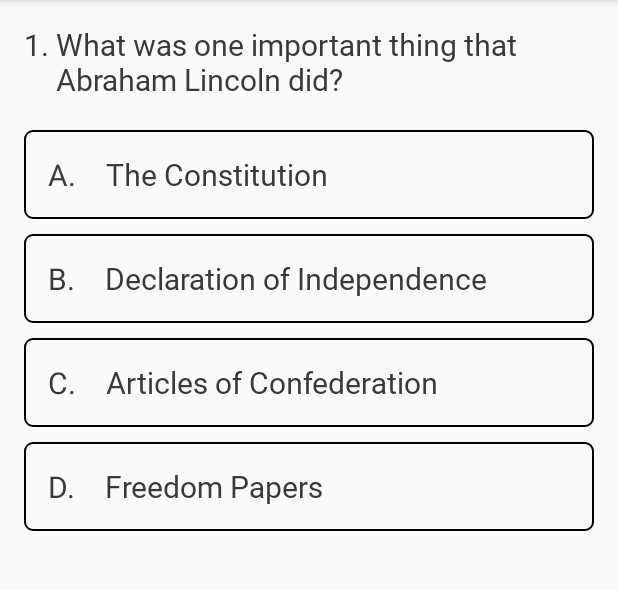
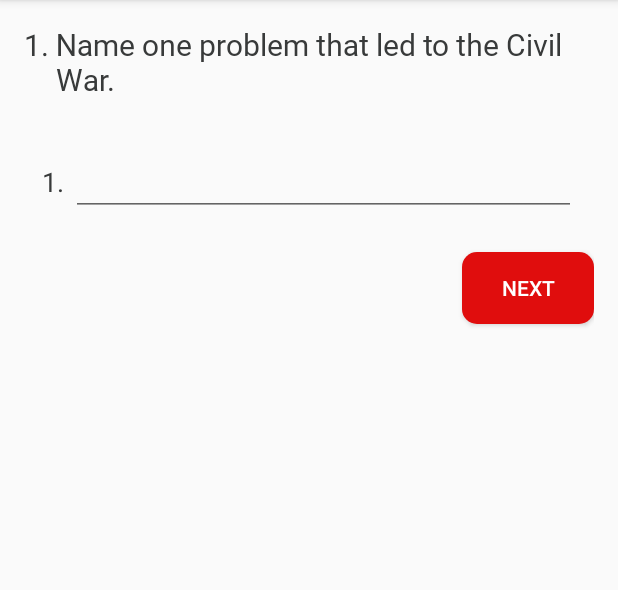
Before and after one commit to Bhavya0409/CitizenshipTest, an Android app: the screen it shows after launch (MainActivity), after a tap on "BEGIN QUIZ", on a phone screen of 412 x 824 dp, the part 84-674 px from its top. Run offline under Robolectric (Android 15) with nearby library versions, the phone set to English and light mode, and no system bars; our stand-ins replace ButterKnife; Roboto replaces fonts that are not available here.

Commit message:
Added support for different kinds of questions

```diff
--- a/app/src/main/java/com/example/bhavyashah/citizenshiptest/HomeFragment.java
+++ b/app/src/main/java/com/example/bhavyashah/citizenshiptest/HomeFragment.java
@@ -25,6 +25,7 @@ public class HomeFragment extends BaseFragment {
 
     @OnClick(R.id.begin_quiz_button)
     public void onClick() {
+        //TODO prevent duplicates
         for (int i = 0; i < NUM_QUESTIONS; i++) {
             questionnaire.add((int) (Math.random() * 100));
         }
--- a/app/src/main/java/com/example/bhavyashah/citizenshiptest/QuestionFragment.java
+++ b/app/src/main/java/com/example/bhavyashah/citizenshiptest/QuestionFragment.java
@@ -7,8 +7,11 @@ import android.view.View;
 import android.view.ViewGroup;
 import android.widget.ArrayAdapter;
 import android.widget.Button;
+import android.widget.EditText;
+import android.widget.LinearLayout;
 import android.widget.ListView;
 import android.widget.TextView;
+import android.widget.Toast;
 
 import java.util.Arrays;
 import java.util.List;
@@ -18,13 +21,26 @@ import butterknife.OnClick;
 
 public class QuestionFragment extends BaseFragment implements OnItemClickCallback {
 
-    @BindView(R.id.answer_choices)           ListView mChoices;
     @BindView(R.id.next_button)              Button   mNextButton;
     @BindView(R.id.fragment_question_number) TextView mQuestionNumber;
     @BindView(R.id.fragment_question_text)   TextView mQuestionText;
 
-    public static int count = 0;
-    List<String> masterQuestionList = Arrays.asList(Questions.questions);
+    @BindView(R.id.answer_choices_list)       ListView     mChoices;
+    @BindView(R.id.answer_choices_user_input) LinearLayout mUserInputs;
+
+    @BindView(R.id.answer_choices_user_input_1) LinearLayout mUserInput1;
+    @BindView(R.id.answer_choices_user_input_2) LinearLayout mUserInput2;
+    @BindView(R.id.answer_choices_user_input_3) LinearLayout mUserInput3;
+
+    @BindView(R.id.answer_choices_user_input_1_editext) EditText mUserInput1EditText;
+    @BindView(R.id.answer_choices_user_input_2_editext) EditText mUserInput2EditText;
+    @BindView(R.id.answer_choices_user_input_3_editext) EditText mUserInput3EditText;
+
+    public static  int count                         = 0;
+    private static int MULTIPLE_CHOICE_QUESTION_TYPE = 0;
+    private static int ONE_ANSWER_QUESTION_TYPE      = 1;
+    private static int TWO_ANSWER_QUESTION_TYPE      = 2;
+    private static int THREE_ANSWER_QUESTION_TYPE    = 3;
 
     @Override
     protected int getLayoutResourceId() {
@@ -34,15 +50,26 @@ public class QuestionFragment extends BaseFragment implements OnItemClickCallbac
     @Override
     public View onCreateView(LayoutInflater inflater, ViewGroup container, Bundle savedInstanceState) {
         View view = super.onCreateView(inflater, container, savedInstanceState);
-        String[] answers = new String[]{"The Constitution", "Declaration of Independence", "Articles of Confederation", "Freedom Papers"};
-        ArrayAdapter<String> arrayAdapter = new AnswersAdapter(getActivity(),
-                                                               android.R.layout.simple_list_item_1,
-                                                               Arrays.asList(answers),
-                                                               0,
-                                                               this);
-        mQuestionNumber.setText(String.format(getString(R.string.question_number), count+1));
-        mQuestionText.setText(masterQuestionList.get(HomeFragment.questionnaire.get(count)));
-        mChoices.setAdapter(arrayAdapter);
+
+        mQuestionNumber.setText(String.format(getString(R.string.question_number), count + 1));
+        int question = HomeFragment.questionnaire.get(count);
+        int isMultipleChoiceQuestion = Arrays.asList(Questions.multipleChoiceQuestions).indexOf(question);
+        int isOneAnswerQuestion = Arrays.asList(Questions.oneAnswerQuestions).indexOf(question);
+        int isTwoAnswerQuestion = Arrays.asList(Questions.twoAnswersQuestions).indexOf(question);
+        int isThreeAnswerQuestion = Arrays.asList(Questions.threeAnswersQuestions).indexOf(question);
+
+        if (isMultipleChoiceQuestion != -1) {
+            setAnswerSection(MULTIPLE_CHOICE_QUESTION_TYPE);
+        } else if (isOneAnswerQuestion != -1) {
+            setAnswerSection(ONE_ANSWER_QUESTION_TYPE);
+        } else if (isTwoAnswerQuestion != -1) {
+            setAnswerSection(TWO_ANSWER_QUESTION_TYPE);
+        } else if (isThreeAnswerQuestion != -1) {
+            setAnswerSection(THREE_ANSWER_QUESTION_TYPE);
+        } else {
+            Toast.makeText(getActivity(), "Error displaying question.", Toast.LENGTH_SHORT).show();
+        }
+        mQuestionText.setText(Questions.questions[question]);
         return view;
     }
 
@@ -53,7 +80,7 @@ public class QuestionFragment extends BaseFragment implements OnItemClickCallbac
         mNextButton.setVisibility(View.VISIBLE);
     }
 
-    @OnClick (R.id.next_button)
+    @OnClick(R.id.next_button)
     public void onNextClick() {
         count++;
         BaseFragment.replaceFragmentInActivity(R.id.fragment_container,
@@ -62,5 +89,35 @@ public class QuestionFragment extends BaseFragment implements OnItemClickCallbac
                                                QuestionFragment.class.getSimpleName());
     }
 
+    private void setAnswerSection(int questionType) {
+        if (questionType == MULTIPLE_CHOICE_QUESTION_TYPE) {
+            mChoices.setVisibility(View.VISIBLE);
+            mUserInputs.setVisibility(View.GONE);
 
+            String[] answers = new String[]{"The Constitution", "Declaration of Independence", "Articles of Confederation", "Freedom Papers"};
+            ArrayAdapter<String> arrayAdapter = new AnswersAdapter(getActivity(),
+                                                                   android.R.layout.simple_list_item_1,
+                                                                   Arrays.asList(answers),
+                                                                   0,
+                                                                   this);
+            mChoices.setAdapter(arrayAdapter);
+        } else {
+            mChoices.setVisibility(View.GONE);
+            mUserInputs.setVisibility(View.VISIBLE);
+            mUserInput1.setVisibility(View.VISIBLE);
+
+            if (questionType == ONE_ANSWER_QUESTION_TYPE) {
+                mUserInput2.setVisibility(View.GONE);
+                mUserInput3.setVisibility(View.GONE);
+            } else if (questionType == TWO_ANSWER_QUESTION_TYPE) {
+                mUserInput2.setVisibility(View.VISIBLE);
+                mUserInput3.setVisibility(View.GONE);
+            } else if (questionType == THREE_ANSWER_QUESTION_TYPE) {
+                mUserInput2.setVisibility(View.VISIBLE);
+                mUserInput3.setVisibility(View.VISIBLE);
+            } else {
+                Toast.makeText(getActivity(), "Error setting answer section", Toast.LENGTH_SHORT).show();
+            }
+        }
+    }
 }
--- a/app/src/main/java/com/example/bhavyashah/citizenshiptest/Questions.java
+++ b/app/src/main/java/com/example/bhavyashah/citizenshiptest/Questions.java
@@ -91,7 +91,7 @@ public class Questions {
     private static String QUESTION_61 = "Why did the colonists fight the British?";
     private static String QUESTION_62 = "Who wrote the Declaration of Independence?";
     private static String QUESTION_63 = "When was the Declaration of Independence adopted?";
-    private static String QUESTION_64 = "There are 13 original states. Name 3.";
+    private static String QUESTION_64 = "There were 13 original states. Name 3.";
     private static String QUESTION_65 = "What happened at the Constitutional Convention?";
     private static String QUESTION_66 = "When was the Constitution written?";
     private static String QUESTION_67 = "The Federalist Papers supported the passage of the US Constitution. Name one of the writers.";
@@ -149,6 +149,23 @@ public class Questions {
     private static String QUESTION_99 = "When do we celebrate Independence Day?";
     private static String QUESTION_100 = "Name 2 national US holidays.";
 
+    public static final Integer[] multipleChoiceQuestions = new Integer[]{
+            0, 2, 4, 6, 14, 17, 18, 20, 21, 23, 25, 26, 29, 38, 53, 55, 56, 61, 62, 64, 65, 68, 69, 78, 79, 81, 88, 89, 93, 98
+    };
+
+    public static final Integer[] oneAnswerQuestions = new Integer[]{
+            1, 3, 5, 7, 9, 10, 11, 12, 13, 15, 19, 22, 24, 27, 28, 30, 31, 32, 33, 34, 36, 37, 39, 40, 41, 42, 43, 45, 46, 47, 48, 49, 51, 52,
+            57, 58, 59, 60, 66, 67, 70, 71, 72, 73, 74, 75, 76, 77, 82, 83, 84, 85, 86, 87, 90, 91, 92, 94, 95, 96, 97
+    };
+
+    public static final Integer[] twoAnswersQuestions = new Integer[]{
+            8, 16, 35, 44, 50, 54, 99
+    };
+
+    public static final Integer[] threeAnswersQuestions = new Integer[]{
+            63, 80
+    };
+
     public static final String[] questions = new String[]{
             QUESTION_1,
             QUESTION_2,
@@ -171,7 +188,7 @@ public class Questions {
             QUESTION_19,
             QUESTION_20,
             QUESTION_21,
-            QUESTION_32,
+            QUESTION_22,
             QUESTION_23,
             QUESTION_24,
             QUESTION_25,
@@ -179,6 +196,7 @@ public class Questions {
             QUESTION_27,
             QUESTION_28,
             QUESTION_29,
+            QUESTION_30,
             QUESTION_31,
             QUESTION_32,
             QUESTION_33,
@@ -198,6 +216,7 @@ public class Questions {
             QUESTION_47,
             QUESTION_48,
             QUESTION_49,
+            QUESTION_50,
             QUESTION_51,
             QUESTION_52,
             QUESTION_53,
@@ -209,7 +228,6 @@ public class Questions {
             QUESTION_59,
             QUESTION_60,
             QUESTION_61,
-            QUESTION_60,
             QUESTION_62,
             QUESTION_63,
             QUESTION_64,
--- a/app/src/main/res/layout/fragment_question.xml
+++ b/app/src/main/res/layout/fragment_question.xml
@@ -25,8 +25,12 @@
             android:text="What is the supreme law of the land?"/>
     </LinearLayout>
 
+    <FrameLayout
+        android:layout_width="match_parent"
+        android:layout_height="wrap_content">
         <ListView
-        android:id="@+id/answer_choices"
+            android:id="@+id/answer_choices_list"
+            android:visibility="gone"
             android:layout_width="match_parent"
             android:layout_height="wrap_content"
             android:divider="@android:color/transparent"
@@ -34,14 +38,73 @@
             android:dividerHeight="10.0sp">
         </ListView>
 
+        <LinearLayout
+            android:id="@+id/answer_choices_user_input"
+            android:layout_width="match_parent"
+            android:layout_height="wrap_content"
+            android:orientation="vertical"
+            android:visibility="gone"
+            android:layout_margin="12dp">
+            <LinearLayout
+                android:id="@+id/answer_choices_user_input_1"
+                android:layout_width="match_parent"
+                android:layout_height="wrap_content"
+                android:layout_marginBottom="12dp">
+                <TextView
+                    android:layout_width="wrap_content"
+                    android:layout_height="wrap_content"
+                    style="@style/QuestionText"
+                    android:textSize="18sp"
+                    android:text="1. "/>
+
+                <EditText
+                    android:id="@+id/answer_choices_user_input_1_editext"
+                    android:layout_width="match_parent"
+                    android:layout_height="wrap_content"/>
+            </LinearLayout>
+
+            <LinearLayout
+                android:id="@+id/answer_choices_user_input_2"
+                android:layout_width="match_parent"
+                android:layout_height="wrap_content"
+                android:layout_marginBottom="12dp">
+                <TextView
+                    android:layout_width="wrap_content"
+                    android:layout_height="wrap_content"
+                    style="@style/QuestionText"
+                    android:textSize="18sp"
+                    android:text="2. "/>
+
+                <EditText
+                    android:id="@+id/answer_choices_user_input_2_editext"
+                    android:layout_width="match_parent"
+                    android:layout_height="wrap_content"/>
+            </LinearLayout>
+
+            <LinearLayout
+                android:id="@+id/answer_choices_user_input_3"
+                android:layout_width="match_parent"
+                android:layout_height="wrap_content">
+                <TextView
+                    android:layout_width="wrap_content"
+                    android:layout_height="wrap_content"
+                    style="@style/QuestionText"
+                    android:textSize="18sp"
+                    android:text="3. "/>
+
+                <EditText
+                    android:id="@+id/answer_choices_user_input_3_editext"
+                    android:layout_width="match_parent"
+                    android:layout_height="wrap_content"/>
+            </LinearLayout>
+        </LinearLayout>
+    </FrameLayout>
+
     <Button
         android:id="@+id/next_button"
         android:layout_width="wrap_content"
         android:layout_height="wrap_content"
         style="@style/RedButton"
-        android:visibility="invisible"
-        android:enabled="false"
-        android:clickable="false"
         android:layout_gravity="end"
         android:text="@string/next"/>
 
```
Lines whose indentation alone changed are shown as unchanged.
